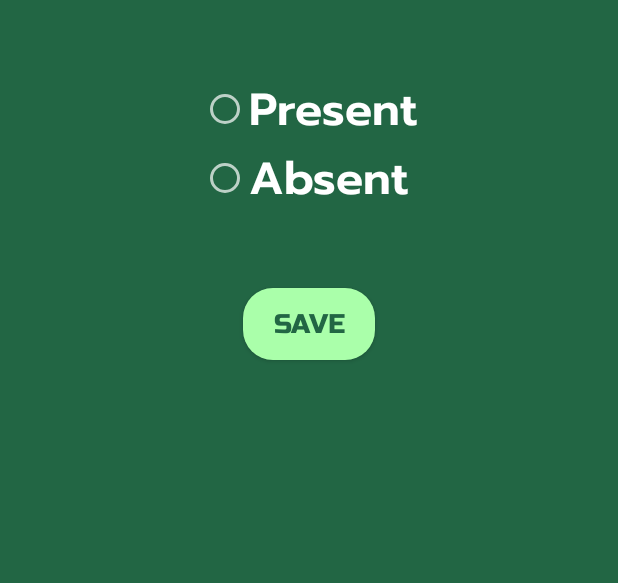
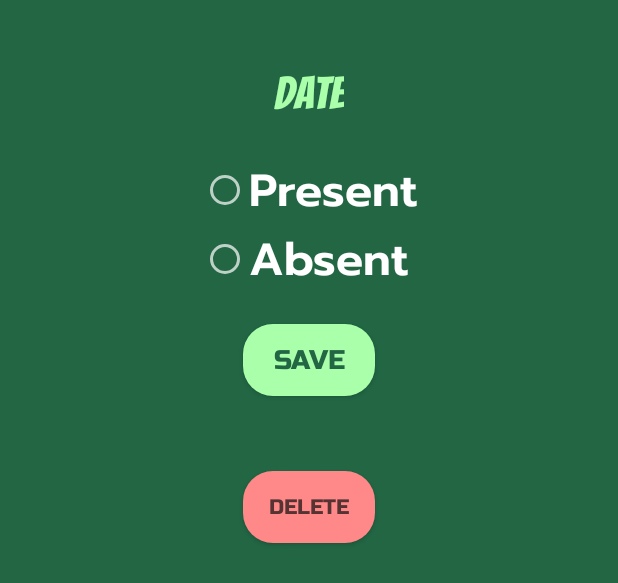
Before and after one commit to killerninjacat/AcademEase, an Android app: the layout set_attendance.xml on its own in the app's theme, with its tools: preview values and no code run, on a phone screen of 412 x 824 dp. Shown: the top 583 px of the screen. Run offline under Robolectric (Android 15) with nearby library versions, the phone set to English and light mode, and no system bars.

Commit message:
improved attendance tab

```diff
--- /dev/null
+++ b/app/src/main/res/drawable/red1_rounded.xml
@@ -0,0 +1,10 @@
+<?xml version="1.0" encoding="utf-8"?>
+<shape xmlns:android="http://schemas.android.com/apk/res/android">
+    <solid
+        android:color="#ff8888"></solid>
+    <corners
+        android:topLeftRadius="20dp"
+        android:topRightRadius="20dp"
+        android:bottomLeftRadius="20dp"
+        android:bottomRightRadius="20dp"></corners>
+</shape>
--- a/app/src/main/res/layout/eachsubject.xml
+++ b/app/src/main/res/layout/eachsubject.xml
@@ -10,13 +10,13 @@
         android:layout_width="match_parent"
         android:layout_height="wrap_content"
         android:layout_marginTop="3dp"
-        android:layout_marginBottom="15dp"
+        android:layout_marginBottom="30dp"
         android:layout_weight="1"
-        android:background="#223366"
+        android:background="@drawable/blue_rounded"
         android:fontFamily="@font/prompt"
         android:textAlignment="center"
         android:textColor="@color/white"
-        android:textSize="28sp" />
+        android:textSize="32sp" />
 
 
 </LinearLayout>
--- a/app/src/main/res/layout/set_attendance.xml
+++ b/app/src/main/res/layout/set_attendance.xml
@@ -10,10 +10,10 @@
         android:id="@+id/radioGroup"
         android:layout_width="wrap_content"
         android:layout_height="wrap_content"
-        android:layout_marginTop="50dp"
+        android:layout_marginTop="20dp"
         app:layout_constraintEnd_toEndOf="parent"
         app:layout_constraintStart_toStartOf="parent"
-        app:layout_constraintTop_toTopOf="parent">
+        app:layout_constraintTop_toBottomOf="@+id/date_display">
 
         <RadioButton
             android:id="@+id/presentButton"
@@ -38,7 +38,7 @@
         android:id="@+id/save_attendance"
         android:layout_width="wrap_content"
         android:layout_height="wrap_content"
-        android:layout_marginTop="50dp"
+        android:layout_marginTop="20dp"
         android:background="@drawable/dark_green_rounded"
         android:fontFamily="@font/russo_one"
         android:text="Save"
@@ -47,4 +47,31 @@
         app:layout_constraintEnd_toEndOf="parent"
         app:layout_constraintStart_toStartOf="parent"
         app:layout_constraintTop_toBottomOf="@+id/radioGroup" />
+
+    <TextView
+        android:id="@+id/date_display"
+        android:layout_width="wrap_content"
+        android:layout_height="wrap_content"
+        android:layout_marginTop="30dp"
+        android:fontFamily="@font/bangers"
+        android:text="Date"
+        android:textColor="#aaffaa"
+        android:textSize="30sp"
+        app:layout_constraintEnd_toEndOf="parent"
+        app:layout_constraintStart_toStartOf="parent"
+        app:layout_constraintTop_toTopOf="parent" />
+
+    <Button
+        android:id="@+id/del_day"
+        android:layout_width="wrap_content"
+        android:layout_height="wrap_content"
+        android:layout_marginTop="50dp"
+        android:background="@drawable/red1_rounded"
+        android:fontFamily="@font/russo_one"
+        android:text="DELETE"
+        android:textColor="#553333"
+        app:layout_constraintEnd_toEndOf="parent"
+        app:layout_constraintHorizontal_bias="0.501"
+        app:layout_constraintStart_toStartOf="parent"
+        app:layout_constraintTop_toBottomOf="@+id/save_attendance" />
 </androidx.constraintlayout.widget.ConstraintLayout>
```
Also changed, not shown: app/src/main/java/com/example/studentcompanion/DBHandler.java (+7 -0 lines), app/src/main/java/com/example/studentcompanion/activities/CalendarActivity.java (+35 -1 lines).
